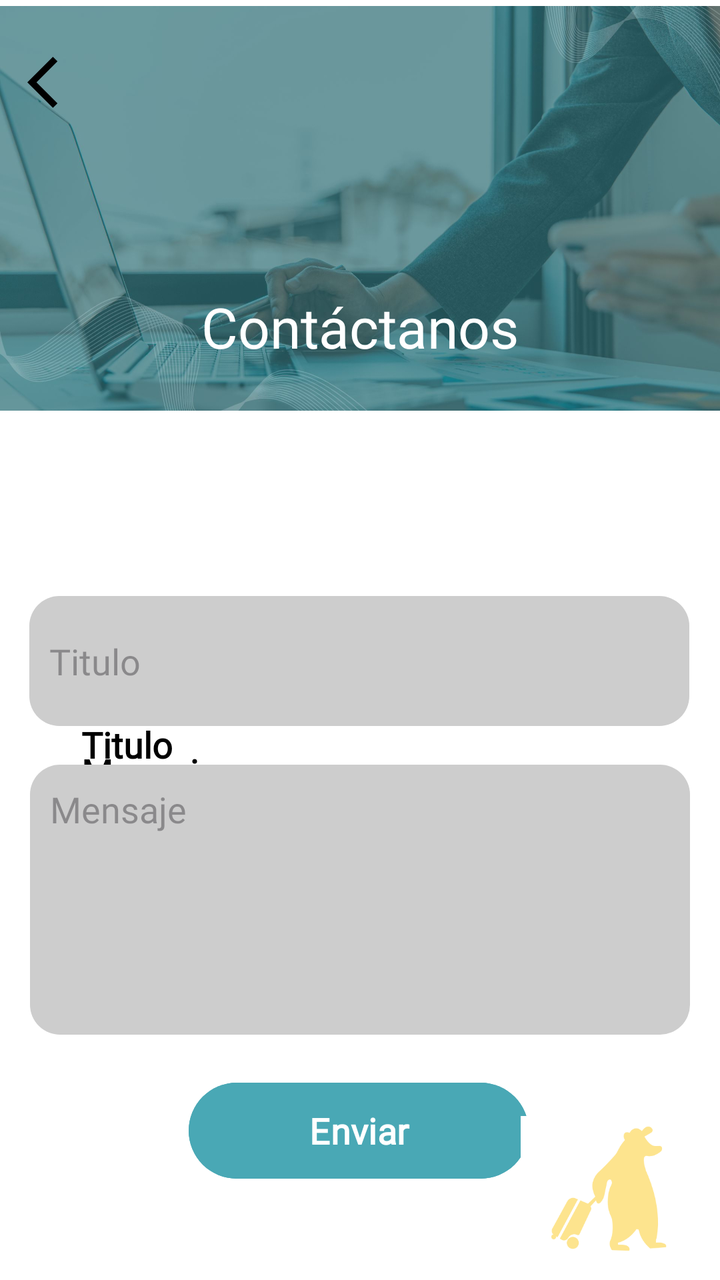
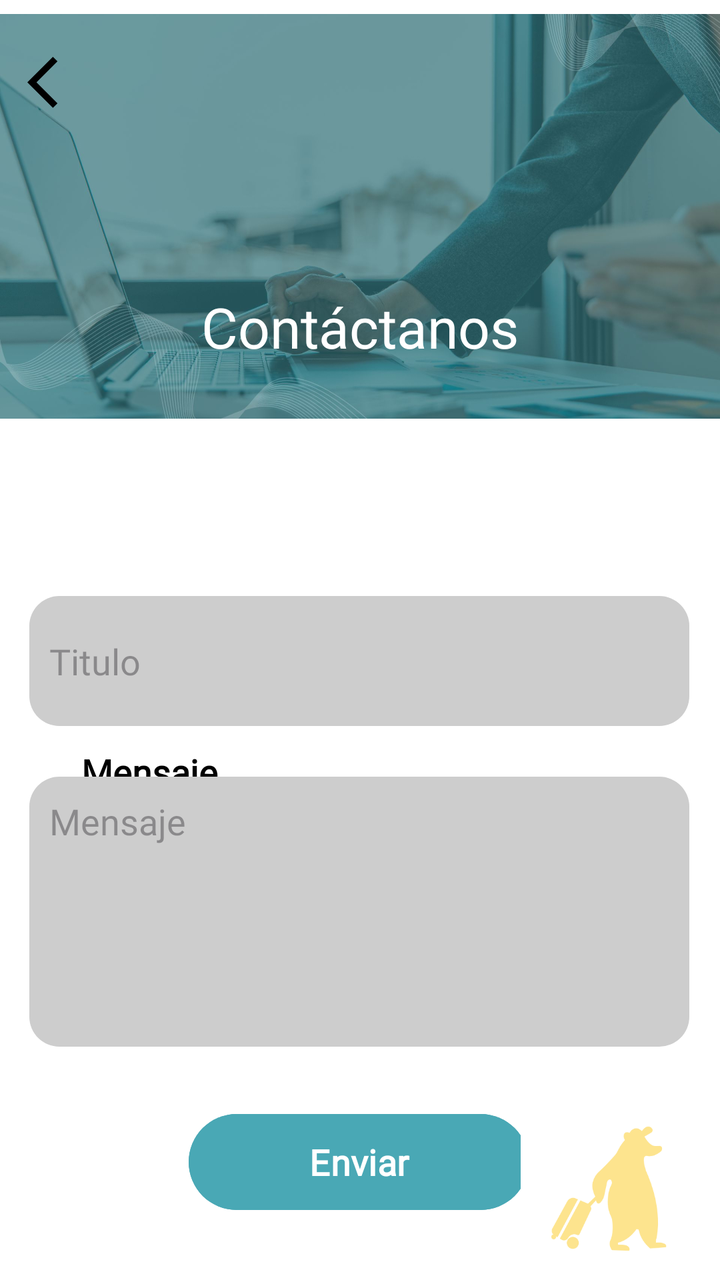

An Android layout rendered at two revisions. The XML below is the earlier revision; the diff shows what the commit changed to produce the second picture.
<!-- AndroidManifest.xml: application theme Theme.GoStay -->
<!-- res/layout/activity_contacto.xml -->
<?xml version="1.0" encoding="utf-8"?>
<androidx.constraintlayout.widget.ConstraintLayout xmlns:android="http://schemas.android.com/apk/res/android"
    xmlns:app="http://schemas.android.com/apk/res-auto"
    xmlns:tools="http://schemas.android.com/tools"
    android:id="@+id/main"
    android:layout_width="match_parent"
    android:layout_height="match_parent"
    android:background="#ffffff"
    android:backgroundTint="#FFFFFF"
    tools:context=".contacto">

    <ImageView
        android:id="@+id/imageView10"
        android:layout_width="wrap_content"
        android:layout_height="wrap_content"
        android:layout_marginBottom="216dp"
        android:background="#FFFFFF"
        app:layout_constraintBottom_toBottomOf="parent"
        app:layout_constraintEnd_toEndOf="parent"
        app:layout_constraintHorizontal_bias="0.0"
        app:layout_constraintStart_toStartOf="parent"
        app:srcCompat="@drawable/contacr" />

    <TextView
        android:id="@+id/txtCorreoc"
        android:layout_width="wrap_content"
        android:layout_height="wrap_content"
        android:layout_marginTop="360dp"
        android:fontFamily="@font/poppins"
        android:text="@string/Titulo"
        android:textColor="#000000"
        android:textSize="18sp"
        android:textStyle="bold"
        app:layout_constraintEnd_toEndOf="parent"
        app:layout_constraintHorizontal_bias="0.129"
        app:layout_constraintStart_toStartOf="parent"
        app:layout_constraintTop_toTopOf="parent" />

    <TextView
        android:id="@+id/txtmsj"
        android:layout_width="wrap_content"
        android:layout_height="wrap_content"
        android:fontFamily="@font/poppins"
        android:text="@string/msj"
        android:textColor="#000000"
        android:textSize="18sp"
        android:textStyle="bold"
        app:layout_constraintBottom_toBottomOf="parent"
        app:layout_constraintEnd_toEndOf="parent"
        app:layout_constraintHorizontal_bias="0.139"
        app:layout_constraintStart_toStartOf="parent"
        app:layout_constraintTop_toTopOf="parent"
        app:layout_constraintVertical_bias="0.607" />

    <EditText
        android:id="@+id/txtCorreo"
        android:layout_width="330dp"
        android:layout_height="65dp"
        android:background="@drawable/circulogris"
        android:ems="10"
        android:fontFamily="@font/poppins"
        android:hint="@string/Titulo"
        android:inputType="text"
        android:textAlignment="viewStart"
        android:textSize="18sp"
        app:layout_constraintBottom_toBottomOf="parent"
        app:layout_constraintEnd_toEndOf="parent"
        app:layout_constraintHorizontal_bias="0.493"
        app:layout_constraintStart_toStartOf="parent"
        app:layout_constraintTop_toTopOf="parent"
        app:layout_constraintVertical_bias="0.518" />

    <ImageView
        android:id="@+id/imvAtrasc"
        android:layout_width="31dp"
        android:layout_height="36dp"
        app:layout_constraintBottom_toBottomOf="parent"
        app:layout_constraintEnd_toEndOf="parent"
        app:layout_constraintHorizontal_bias="0.042"
        app:layout_constraintStart_toStartOf="parent"
        app:layout_constraintTop_toTopOf="parent"
        app:layout_constraintVertical_bias="0.038"
        app:srcCompat="@drawable/ic_back" />

    <EditText
        android:id="@+id/txtMensaje"
        android:layout_width="330dp"
        android:layout_height="135dp"
        android:background="@drawable/circulogris"
        android:fontFamily="@font/poppins"
        android:gravity="start|top"
        android:hint="@string/msj"
        android:inputType="textMultiLine"
        android:scrollbars="vertical"
        android:textAlignment="viewStart"
        android:textSize="18sp"
        app:layout_constraintBottom_toBottomOf="parent"
        app:layout_constraintEnd_toEndOf="parent"
        app:layout_constraintStart_toStartOf="parent"
        app:layout_constraintTop_toTopOf="parent"
        app:layout_constraintVertical_bias="0.757" />

    <Button
        android:id="@+id/btnEnviar"
        android:layout_width="170dp"
        android:layout_height="56dp"
        android:backgroundTint="#49A8B5"
        android:fontFamily="@font/poppinsemibold"
        android:text="@string/enviar"
        android:textSize="18sp"
        android:textStyle="bold"
        app:layout_constraintBottom_toBottomOf="parent"
        app:layout_constraintEnd_toEndOf="parent"
        app:layout_constraintHorizontal_bias="0.497"
        app:layout_constraintStart_toStartOf="parent"
        app:layout_constraintTop_toBottomOf="@+id/txtMensaje"
        app:layout_constraintVertical_bias="0.299" />

    <TextView
        android:id="@+id/textView48"
        android:layout_width="wrap_content"
        android:layout_height="wrap_content"
        android:fontFamily="@font/poppinsemibold"
        android:text="@string/soporteapar"
        android:textColor="#FFFFFF"
        android:textSize="28sp"
        app:layout_constraintBottom_toBottomOf="parent"
        app:layout_constraintEnd_toEndOf="parent"
        app:layout_constraintStart_toStartOf="parent"
        app:layout_constraintTop_toTopOf="parent"
        app:layout_constraintVertical_bias="0.24" />

    <ImageView
        android:id="@+id/imageView11"
        android:layout_width="86dp"
        android:layout_height="70dp"
        android:layout_marginBottom="12dp"
        android:background="#FFFFFF"
        app:layout_constraintBottom_toBottomOf="parent"
        app:layout_constraintEnd_toEndOf="parent"
        app:layout_constraintHorizontal_bias="0.95"
        app:layout_constraintStart_toStartOf="parent"
        app:srcCompat="@drawable/ositogo" />

</androidx.constraintlayout.widget.ConstraintLayout>
<!-- resources referenced by this layout -->
<resources>
  <!-- drawable circulogris (drawable) -->
  <?xml version="1.0" encoding="utf-8"?>
  <shape xmlns:android="http://schemas.android.com/apk/res/android" android:shape="rectangle">
  <padding android:bottom="10sp"
      android:left="10sp"
      android:right="10sp"
      android:top="10sp"/>
  <corners android:radius="15dp"/>
  <solid android:color="#CDCDCD"></solid>
  </shape>
  <!-- drawable contacr: jpg bitmap (drawable, 115337 bytes) -->
  <!-- drawable ic_back (drawable) -->
  <vector xmlns:android="http://schemas.android.com/apk/res/android" android:autoMirrored="true" android:height="24dp" android:tint="#000000" android:viewportHeight="24" android:viewportWidth="24" android:width="24dp">
        
      <path android:fillColor="@android:color/white" android:pathData="M11.67,3.87L9.9,2.1 0,12l9.9,9.9 1.77,-1.77L3.54,12z"/>
      
  </vector>
  <!-- drawable ositogo: png bitmap (drawable, 10021 bytes) -->
  <string name="Titulo">Titulo</string>
  <string name="enviar">Enviar</string>
  <string name="msj">Mensaje</string>
  <string name="soporteapar">Contáctanos</string>
  <style name="Theme.GoStay" parent="Base.Theme.GoStay" />
  <style name="Base.Theme.GoStay" parent="Theme.Material3.DayNight.NoActionBar">
          
          
      </style>
</resources>

<!-- the commit's change to res/layout/activity_contacto.xml (unified diff, before → after) -->
@@ -13,7 +13,7 @@
         android:id="@+id/imageView10"
         android:layout_width="wrap_content"
         android:layout_height="wrap_content"
-        android:layout_marginBottom="216dp"
+        android:layout_marginBottom="212dp"
         android:background="#FFFFFF"
         app:layout_constraintBottom_toBottomOf="parent"
         app:layout_constraintEnd_toEndOf="parent"
@@ -25,14 +25,14 @@
         android:id="@+id/txtCorreoc"
         android:layout_width="wrap_content"
         android:layout_height="wrap_content"
-        android:layout_marginTop="360dp"
+        android:layout_marginTop="332dp"
         android:fontFamily="@font/poppins"
         android:text="@string/Titulo"
         android:textColor="#000000"
         android:textSize="18sp"
         android:textStyle="bold"
         app:layout_constraintEnd_toEndOf="parent"
-        app:layout_constraintHorizontal_bias="0.129"
+        app:layout_constraintHorizontal_bias="0.127"
         app:layout_constraintStart_toStartOf="parent"
         app:layout_constraintTop_toTopOf="parent" />
 
@@ -96,9 +96,10 @@
         android:textSize="18sp"
         app:layout_constraintBottom_toBottomOf="parent"
         app:layout_constraintEnd_toEndOf="parent"
+        app:layout_constraintHorizontal_bias="0.492"
         app:layout_constraintStart_toStartOf="parent"
         app:layout_constraintTop_toTopOf="parent"
-        app:layout_constraintVertical_bias="0.757" />
+        app:layout_constraintVertical_bias="0.769" />
 
     <Button
         android:id="@+id/btnEnviar"
@@ -114,7 +115,7 @@
         app:layout_constraintHorizontal_bias="0.497"
         app:layout_constraintStart_toStartOf="parent"
         app:layout_constraintTop_toBottomOf="@+id/txtMensaje"
-        app:layout_constraintVertical_bias="0.299" />
+        app:layout_constraintVertical_bias="0.49" />
 
     <TextView
         android:id="@+id/textView48"
